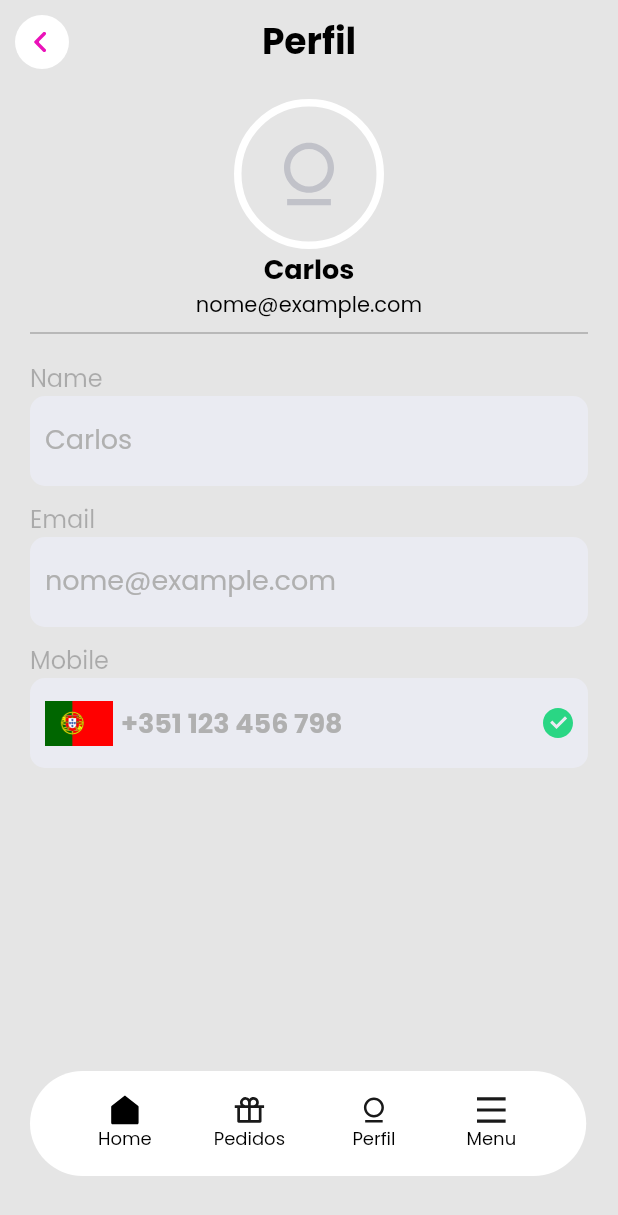
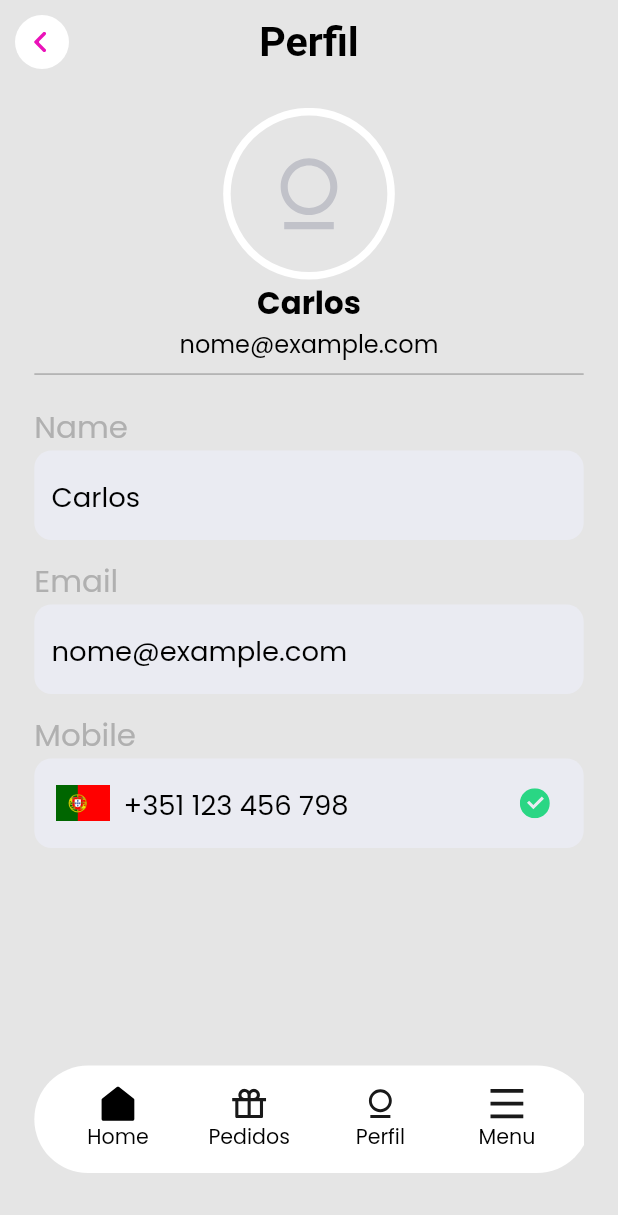
Before and after one commit to SauvikRay/my_ik, a Flutter app: the PerfilScreen screen opened directly, on a phone screen of 412 x 824 dp. Shown: the top 1215 px of the screen. Run offline on Flutter 3.47's test engine with Material 2 defaults, Android fonts, the light colour scheme and no system bars; our stand-ins replace flutter_screenutil, flutter_svg, google_maps_flutter, intl_phone_number_input; statements that could not run were skipped; project files that could hold a hidden picture were left out.

Commit message:
Todays Changes

```diff
--- a/lib/screens/perfil_screen.dart
+++ b/lib/screens/perfil_screen.dart
@@ -1,7 +1,9 @@
 import 'package:flutter/cupertino.dart';
 import 'package:flutter/material.dart';
+import 'package:flutter_screenutil/flutter_screenutil.dart';
 import 'package:flutter_svg/flutter_svg.dart';
 import 'package:my_ik/screens/splash_screen.dart';
+import 'package:my_ik/widget/app_bar_widget.dart';
 import 'package:my_ik/widget/google%20_map_widget.dart';
 import 'package:my_ik/widget/navigation_widget.dart';
 
@@ -19,24 +21,19 @@ class PerfilScreen extends StatefulWidget {
 class _PerfilScreenState extends State<PerfilScreen> {
   @override
   Widget build(BuildContext context) {
+     final head1 = Theme.of(context).textTheme.headline1; // Bold 18
+     final head2 = Theme.of(context).textTheme.headline2; //Normal 18 ash
+     final head4 = Theme.of(context).textTheme.headline4; // 16, normal, black
+     final head5 = Theme.of(context).textTheme.headline5;
+     //14,normal, purple
     return SafeArea(
       child: Scaffold(
         backgroundColor:const Color(0xFFE5E5E5),
-        appBar: AppBar(
-          title:const Text('Perfil'),
-          titleTextStyle:const TextStyle(fontFamily: 'Poppins', fontSize: 24, fontWeight: FontWeight.bold,color: Colors.black),
-          centerTitle: true,
-          elevation: 0,
-          backgroundColor: Colors.transparent,
-          iconTheme:const IconThemeData(color: Colors.purpleAccent,),
-          leading: IconButton(splashRadius: 20, onPressed: (){Navigator.pop(context);} ,icon:SvgPicture.asset('assets/icons/arrow_back.svg')),
-
-
-        ),
+        appBar:const MainAppBarWidget(text: "Perfil"),
         body:Container(
-          height: MediaQuery.of(context).size.height,
-          width: MediaQuery.of(context).size.width,
-          margin: const EdgeInsets.symmetric(horizontal: 20,vertical: 10),
+          height: double.infinity,
+          width: double.infinity,
+          margin: EdgeInsets.symmetric(horizontal: 20.w,vertical: 10.h),
           child: Center(
             child: Stack(
               children:<Widget>[
@@ -47,86 +44,95 @@ class _PerfilScreenState extends State<PerfilScreen> {
                     Column(
                       children: [
                         Container(
-                          height: 100,
-                          width: 100,
-                          padding:const EdgeInsets.symmetric(horizontal: 20,vertical: 20),
-                          decoration: BoxDecoration(borderRadius: BorderRadius.circular(50),border:Border.all(color: Colors.white,width: 5.0),),
+                          height: 100.w,
+                          width: 100.w,
+                          padding: EdgeInsets.symmetric(horizontal: 20.w,vertical: 20.h),
+                          decoration: BoxDecoration(borderRadius: BorderRadius.circular(50.r),border:Border.all(color: Colors.white,width: 5.0),),
                           child: SvgPicture.asset('assets/icons/perfil_line_icon.svg',color:const Color(0XFFBDBEC6),),
                         ),
-                        const Text('Carlos',style: TextStyle(fontFamily: 'Poppins', fontSize: 18, fontWeight: FontWeight.bold,color: Colors.black),),
-                        const Text('nome@example.com',style: TextStyle(fontFamily: 'Poppins', fontSize: 14,color: Colors.black),),
+                       Text('Carlos',style: head1),
+                        Text('nome@example.com',style: head5),
                       ],
                     ),
                     const Divider(color: Colors.black26,thickness: 1,),
-                    const SizedBox(height: 10,),
+                     SizedBox(height: 10.h,),
                     //Name
                     Row(
                       crossAxisAlignment: CrossAxisAlignment.start,
-                      children:const <Widget> [
-                        Text('Name',style: TextStyle(fontFamily: 'Poppins', fontSize: 16, color: Colors.black26),),
+                      children: <Widget> [
+                        Text('Name',style: head2),
                       ],
                     ),
                     //
                     Row(
                       children: [
                         Container(
-                          padding: const EdgeInsets.symmetric(horizontal: 10,vertical: 15),
-                          decoration:BoxDecoration(borderRadius: BorderRadius.circular(10.0),color: const Color(0xFFEAEBF2)),
-                          height: 60,
-                          width:MediaQuery.of(context).size.width-40,
-                          child:const Text('Carlos',
-                            style:TextStyle(fontFamily:'Poppins',fontSize: 18.0,fontStyle: FontStyle.normal ),
+                          padding:  EdgeInsets.symmetric(horizontal: 10.w,vertical:15.h),
+                          decoration:BoxDecoration(borderRadius: BorderRadius.circular(10.r),color: const Color(0xFFEAEBF2)),
+                          height: 50.h,
+                          width:MediaQuery.of(context).size.width-40.w,
+                          child: Align(
+                            alignment: Alignment.centerLeft,
+                            child: Text('Carlos',
+                              style:head4,
+                            ),
                           ),
                         ),
                       ],
                     ),
-                    const SizedBox(height: 10,),
+                     SizedBox(height: 10.h,),
                     //Email
                     Row(
                       crossAxisAlignment: CrossAxisAlignment.start,
-                      children:const <Widget> [
-                        Text('Email',style: TextStyle(fontFamily: 'Poppins', fontSize: 16, color: Colors.black26),),
+                      children: <Widget> [
+                        Text('Email',style: head2),
                       ],
                     ),
                     Row(
                       children: [
                         Container(
-                          padding: const EdgeInsets.symmetric(horizontal: 10,vertical: 15),
-                          decoration:BoxDecoration(borderRadius: BorderRadius.circular(10.0),color: const Color(0xFFEAEBF2)),
-                          height: 60,
-                          width:MediaQuery.of(context).size.width-40,
-                          child:const Text('nome@example.com',
-                            style:TextStyle(fontFamily:'Poppins',fontSize: 18.0,fontStyle: FontStyle.normal ),
+                          padding:  EdgeInsets.symmetric(horizontal: 10.w,vertical: 15.h),
+                          decoration:BoxDecoration(borderRadius: BorderRadius.circular(10.r),color: const Color(0xFFEAEBF2)),
+                          height: 50.h,
+                          width:MediaQuery.of(context).size.width-40.w,
+                          child: Align(
+                            alignment: Alignment.centerLeft,
+                            child: Text('nome@example.com',
+                              style:head4,
+                            ),
                           ),
                         ),
                       ],
                     ),
-                    const SizedBox(height: 10,),
+                     SizedBox(height: 10.h,),
                     //Mobile
                     Row(
                       crossAxisAlignment: CrossAxisAlignment.start,
-                      children:const <Widget> [
-                        Text('Mobile',style: TextStyle(fontFamily: 'Poppins', fontSize: 16, color: Colors.black26),),
+                      children: <Widget> [
+                        Text('Mobile',style: head2),
                       ],
                     ),
                     Row(
                       children: [
                         Container(
-                          padding: const EdgeInsets.symmetric(horizontal: 10,vertical: 15),
-                          decoration:BoxDecoration(borderRadius: BorderRadius.circular(10.0),color: const Color(0xFFEAEBF2)),
-                          height: 60,
-                          width:MediaQuery.of(context).size.width-40,
-                          child:Row(
-                            children:<Widget> [
-                              Image.asset('assets/icons/flag_image.png'),
-                              const SizedBox(width: 5.0,),
-                              const Expanded(
-                                child: Text('+351 123 456 798',
-                                  style:TextStyle(fontFamily:'Poppins',fontSize: 18.0,fontWeight: FontWeight.bold ),
-                                ),
-                              ),
-                              SvgPicture.asset('assets/icons/right_mark.svg')
-                            ],
+                          padding:  EdgeInsets.symmetric(horizontal: 10.w,vertical: 15.h),
+                          decoration:BoxDecoration(borderRadius: BorderRadius.circular(10.r),color: const Color(0xFFEAEBF2)),
+                          height: 50.h,
+                          width:MediaQuery.of(context).size.width-40.w,
+                          child:Align(
+                            alignment: Alignment.centerLeft,
+                            child: Row(
+                              children:<Widget> [
+                                Expanded( child: Image.asset('assets/icons/flag_image.png')),
+                                 SizedBox(width: 5.w,),
+                                 Expanded(
+                                   flex: 6,
+                                  child: Text('+351 123 456 798',
+                                    style:head4),
+                                  ),
+                                Expanded ( child: SvgPicture.asset('assets/icons/right_mark.svg'))
+                              ],
+                            ),
                           ),
                         ),
                       ],
--- a/lib/widget/app_bar_widget.dart
+++ b/lib/widget/app_bar_widget.dart
@@ -1,4 +1,5 @@
 import 'package:flutter/material.dart';
+import 'package:flutter_screenutil/flutter_screenutil.dart';
 import 'package:flutter_svg/svg.dart';
 import 'package:my_ik/helpers/navigation_service.dart';
 
@@ -12,7 +13,7 @@ class MainAppBarWidget extends StatelessWidget implements PreferredSizeWidget {
     return AppBar(
       title: Text(text),
       leading: IconButton(
-          splashRadius: 20,
+          splashRadius: 20.r,
           onPressed: () {
             NavigationService.goBack;
           },
--- a/lib/widget/navigation_widget.dart
+++ b/lib/widget/navigation_widget.dart
@@ -1,4 +1,5 @@
 import 'package:flutter/material.dart';
+import 'package:flutter_screenutil/flutter_screenutil.dart';
 import 'package:flutter_svg/svg.dart';
 class BottomNavigationWidget extends StatefulWidget {
   const BottomNavigationWidget({Key? key}) : super(key: key);
@@ -10,18 +11,36 @@ class BottomNavigationWidget extends StatefulWidget {
 class _BottomNavigationWidgetState extends State<BottomNavigationWidget> {
   @override
   Widget build(BuildContext context) {
-    return  Container(
-      padding: const EdgeInsets.symmetric(horizontal: 20,vertical: 5),
-      height: 70,
-      width: MediaQuery.of(context).size.width*0.9,
-      decoration: BoxDecoration(borderRadius: BorderRadius.circular(40),color: Colors.white),
+    return Container(
+        padding:  EdgeInsets.symmetric(horizontal: 10.w,vertical: 5.h),
+        height: 60.h,
+        width: 0.9.sw,
+        decoration: BoxDecoration(borderRadius: BorderRadius.circular(40.r),color: Colors.white),
         child:  Row(
           mainAxisAlignment: MainAxisAlignment.spaceEvenly,
           children: [
             SizedBox(
-            height: 60,
+              height: 60.h,
               child: MaterialButton(
-              minWidth: 70,
+                minWidth: 70.w,
+                onPressed: (){
+                  setState(() {
+
+                  });
+                },
+                child: Column(
+                  mainAxisAlignment:MainAxisAlignment.center,
+                  children:<Widget> [
+                    SvgPicture.asset('assets/icons/home_icon.svg',width: 20.w,height: 20.h,color:  Colors.black ,),
+                    Text('Home', style: TextStyle(fontSize: 12.sp,  fontWeight: FontWeight.normal, color: Colors.black ),)
+                  ],
+                ),
+              ),
+            ),
+            SizedBox(
+              height: 60.h,
+              child: MaterialButton(
+                minWidth: 70.w,
                 onPressed: (){
                   setState(() {
 
@@ -31,16 +50,16 @@ class _BottomNavigationWidgetState extends State<BottomNavigationWidget> {
                 child: Column(
                   mainAxisAlignment:MainAxisAlignment.center,
                   children:<Widget> [
-                  SvgPicture.asset('assets/icons/home_icon.svg',width: 20,height: 20,color:  Colors.black ,),
-                  const Text('Home', style: TextStyle(fontFamily: 'Poppins',fontSize: 12,  fontWeight:FontWeight.normal, color: Colors.black ),)
+                    SvgPicture.asset('assets/icons/pedidos_icon.svg',width: 20.w,height: 20.h,color:Colors.black ),
+                    Text('Pedidos',style: TextStyle(fontSize: 12.sp,fontWeight:FontWeight.normal,color:Colors.black ),)
                   ],
                 ),
               ),
             ),
             SizedBox(
-            height: 60,
+              height: 60.h,
               child: MaterialButton(
-              minWidth: 70,
+                minWidth: 70.w,
                 onPressed: (){
                   setState(() {
 
@@ -50,16 +69,16 @@ class _BottomNavigationWidgetState extends State<BottomNavigationWidget> {
                 child: Column(
                   mainAxisAlignment:MainAxisAlignment.center,
                   children:<Widget> [
-                  SvgPicture.asset('assets/icons/pedidos_icon.svg',width: 20,height: 20,color: Colors.black ),
-                  const Text('Pedidos',style: TextStyle(fontFamily: 'Poppins',fontSize: 12,fontWeight: FontWeight.normal,color: Colors.black ),)
+                    SvgPicture.asset('assets/icons/perfil_line_icon.svg',width: 20.w,height: 20.h,color:Colors.black,),
+                    Text('Perfil',style: TextStyle(fontSize: 12.sp,fontWeight:FontWeight.normal,color: Colors.black ),)
                   ],
                 ),
               ),
             ),
             SizedBox(
-            height: 60,
+              height: 60.h,
               child: MaterialButton(
-              minWidth: 70,
+                minWidth: 70.w,
                 onPressed: (){
                   setState(() {
 
@@ -69,33 +88,14 @@ class _BottomNavigationWidgetState extends State<BottomNavigationWidget> {
                 child: Column(
                   mainAxisAlignment:MainAxisAlignment.center,
                   children:<Widget> [
-                  SvgPicture.asset('assets/icons/perfil_line_icon.svg',width: 20,height: 20,color: Colors.black,),
-                  const Text('Perfil',style: TextStyle(fontFamily: 'Poppins',fontSize: 12,fontWeight:FontWeight.normal,color:Colors.black ),)
-                ],
-              ),
-            ),
-          ),
-          SizedBox(
-            height: 60,
-            child: MaterialButton(
-              minWidth: 70,
-              onPressed: (){
-                setState(() {
-                });
-
-              },
-              child: Column(
-                mainAxisAlignment:MainAxisAlignment.center,
-                children:<Widget> [
-                  SvgPicture.asset('assets/icons/menu_icon.svg',width: 20,height: 20,color:Colors.black,),
-                  const Text('Menu',style: TextStyle(fontFamily: 'Poppins',fontSize: 12,fontWeight:FontWeight.normal,color:Colors.black ),)
+                    SvgPicture.asset('assets/icons/menu_icon.svg',width: 20.w,height: 20.h,color:Colors.black,),
+                    Text('Menu',style: TextStyle(fontSize: 12.sp,fontWeight: FontWeight.normal,color:Colors.black ),)
                   ],
                 ),
               ),
             ),
           ],
         ),
-
       );
   }
 }
```
Also changed, not shown: lib/main.dart (+6 -4 lines), lib/screens/historic_screen.dart (+37 -25 lines), lib/widget/history_widget.dart (+20 -17 lines). Lines whose indentation alone changed are shown as unchanged.
